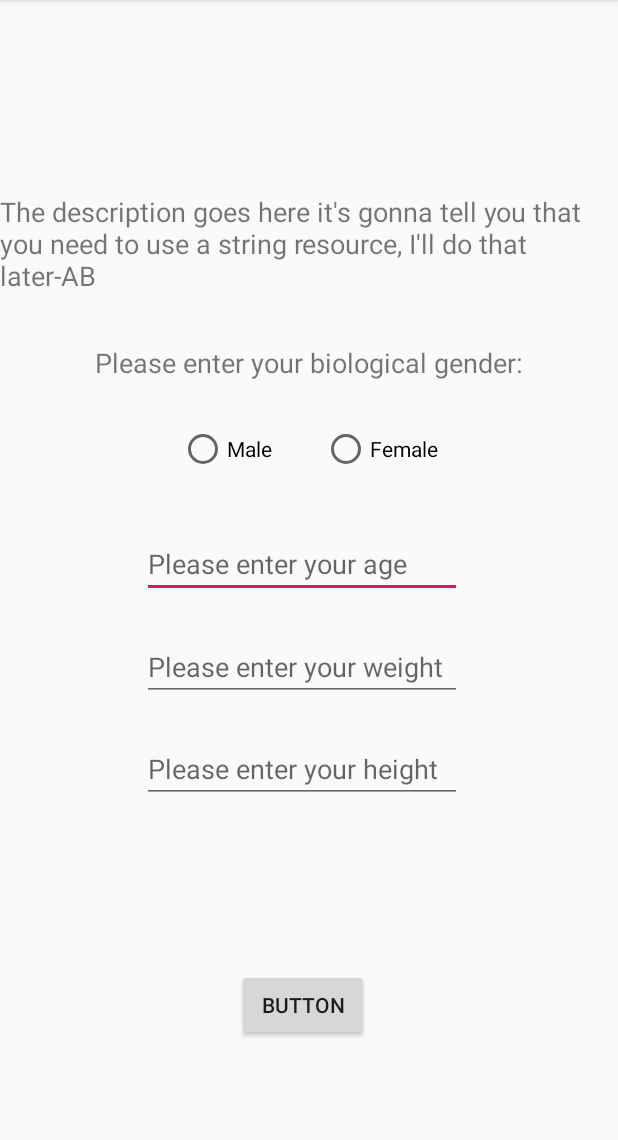
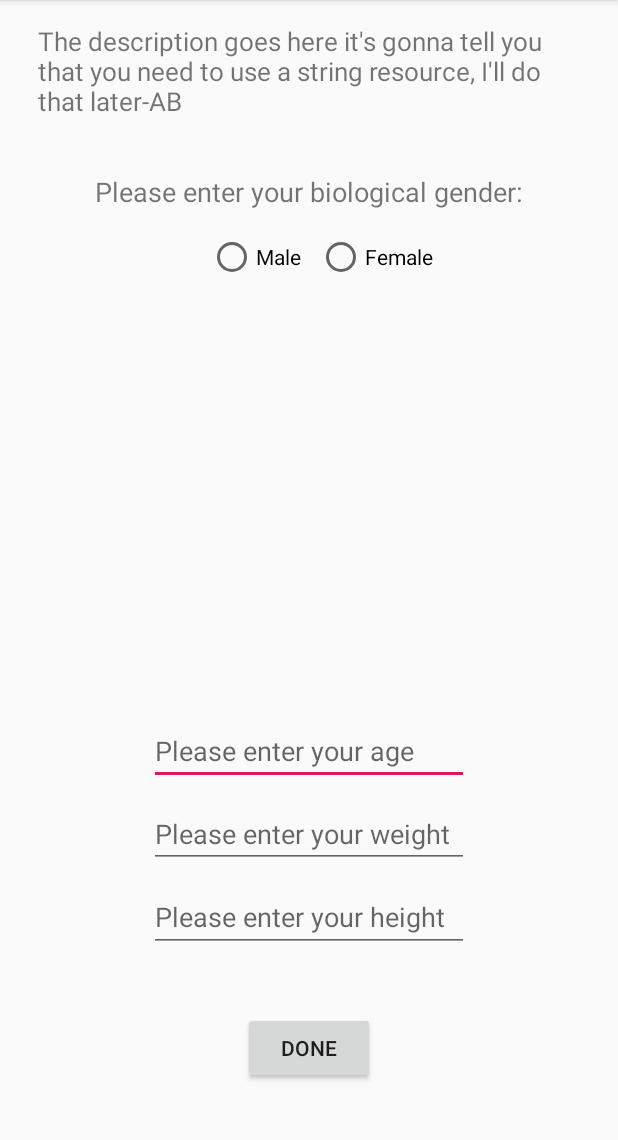
Before and after one commit to DandyHacks2018/Duck-A-L-Orange, an Android app: the screen it shows after launch (MainActivity), on a phone screen of 412 x 824 dp, the part 84-1224 px from its top. Run offline under Robolectric (Android 15) with nearby library versions, the phone set to English and light mode, and no system bars.

Commit message:
added layouts

```diff
--- a/app/build.gradle
+++ b/app/build.gradle
@@ -26,4 +26,6 @@ dependencies {
     androidTestImplementation 'com.android.support.test:runner:1.0.2'
     androidTestImplementation 'com.android.support.test.espresso:espresso-core:3.0.2'
     implementation 'com.android.support:design:28.0.0'
+    implementation 'com.android.support:cardview-v7:28.0.0'
+    implementation 'com.google.android.gms:play-services-maps:16.0.0'
 }
--- a/app/src/main/AndroidManifest.xml
+++ b/app/src/main/AndroidManifest.xml
@@ -16,6 +16,9 @@
                 <category android:name="android.intent.category.LAUNCHER" />
             </intent-filter>
         </activity>
+        <activity android:name=".Preferences" />
+        <activity android:name=".Recipes" />
+        <activity android:name=".Map"></activity>
     </application>
 
 </manifest>
--- a/app/src/main/res/layout/activity_main.xml
+++ b/app/src/main/res/layout/activity_main.xml
@@ -6,136 +6,111 @@
     android:layout_height="match_parent"
     tools:context=".MainActivity">
 
+    <android.support.constraint.Guideline
+        android:id="@+id/guideline"
+        android:layout_width="wrap_content"
+        android:layout_height="wrap_content"
+        android:orientation="vertical"
+        app:layout_constraintGuide_percent="0.5" />
+
     <TextView
         android:id="@+id/txtBio"
-        android:layout_width="wrap_content"
+        android:layout_width="0dp"
         android:layout_height="wrap_content"
-        android:layout_marginTop="16dp"
+        android:layout_marginStart="25dp"
+        android:layout_marginLeft="25dp"
+        android:layout_marginTop="15dp"
+        android:layout_marginEnd="25dp"
+        android:layout_marginRight="25dp"
         android:layout_marginBottom="460dp"
-        android:text="The description goes here it's gonna tell you that you need to use a string resource, I'll do that later-AB"
-        android:textSize="18sp"
+        android:text="@string/description"
+        android:textSize="17sp"
         app:layout_constraintBottom_toBottomOf="parent"
         app:layout_constraintEnd_toEndOf="parent"
         app:layout_constraintStart_toStartOf="parent"
-        app:layout_constraintTop_toTopOf="parent" />
+        app:layout_constraintTop_toTopOf="parent"
+        app:layout_constraintVertical_bias="0.0" />
+
+    <TextView
+        android:id="@+id/txtGender"
+        android:layout_width="wrap_content"
+        android:layout_height="wrap_content"
+        android:layout_marginTop="36dp"
+        android:text="@string/prompt_gender"
+        android:textSize="18sp"
+        app:layout_constraintEnd_toStartOf="@+id/guideline"
+        app:layout_constraintHorizontal_bias="1.0"
+        app:layout_constraintStart_toStartOf="@+id/guideline"
+        app:layout_constraintTop_toBottomOf="@+id/txtBio" />
+
+    <RadioButton
+        android:id="@+id/rdbMale"
+        android:layout_width="wrap_content"
+        android:layout_height="wrap_content"
+        android:layout_marginTop="15dp"
+        android:layout_marginEnd="5dp"
+        android:layout_marginRight="5dp"
+        android:text="@string/gender_male"
+        app:layout_constraintEnd_toStartOf="@+id/guideline"
+        app:layout_constraintTop_toBottomOf="@+id/txtGender" />
+
+    <RadioButton
+        android:id="@+id/rdbFemale"
+        android:layout_width="90dp"
+        android:layout_height="wrap_content"
+        android:layout_marginStart="5dp"
+        android:layout_marginLeft="5dp"
+        android:layout_marginTop="15dp"
+        android:text="@string/gender_female"
+        app:layout_constraintStart_toStartOf="@+id/guideline"
+        app:layout_constraintTop_toBottomOf="@+id/txtGender" />
 
     <EditText
         android:id="@+id/txtAge"
         android:layout_width="wrap_content"
         android:layout_height="wrap_content"
-        android:layout_marginStart="80dp"
-        android:layout_marginLeft="80dp"
-        android:layout_marginTop="15dp"
-        android:layout_marginEnd="89dp"
-        android:layout_marginRight="89dp"
+        android:layout_marginBottom="10dp"
         android:ems="10"
-        android:hint="Please enter your age"
-        android:inputType="textEmailAddress|textPersonName"
+        android:hint="@string/prompt_age"
+        android:inputType="number"
         app:layout_constraintBottom_toTopOf="@+id/txtWeight"
-        app:layout_constraintEnd_toEndOf="parent"
-        app:layout_constraintStart_toStartOf="parent"
-        app:layout_constraintTop_toBottomOf="@+id/rdbMale" />
+        app:layout_constraintEnd_toStartOf="@+id/guideline"
+        app:layout_constraintStart_toStartOf="@+id/guideline"
+        app:layout_constraintVertical_chainStyle="spread" />
 
     <EditText
         android:id="@+id/txtWeight"
         android:layout_width="wrap_content"
         android:layout_height="wrap_content"
-        android:layout_marginStart="80dp"
-        android:layout_marginLeft="80dp"
-        android:layout_marginEnd="89dp"
-        android:layout_marginRight="89dp"
+        android:layout_marginBottom="10dp"
         android:ems="10"
-        android:hint="Please enter your weight"
-        android:inputType="textPersonName"
+        android:hint="@string/prompt_weight"
+        android:inputType="number"
         app:layout_constraintBottom_toTopOf="@+id/txtHeight"
-        app:layout_constraintEnd_toEndOf="parent"
-        app:layout_constraintStart_toStartOf="parent"
-        app:layout_constraintTop_toBottomOf="@+id/txtAge" />
-
-    <RadioButton
-        android:id="@+id/rdbMale"
-        android:layout_width="90dp"
-        android:layout_height="wrap_content"
-        android:layout_marginStart="17dp"
-        android:layout_marginLeft="17dp"
-        android:layout_marginTop="8dp"
-        android:layout_marginEnd="8dp"
-        android:layout_marginRight="8dp"
-        android:layout_marginBottom="8dp"
-        android:text="Male"
-        app:layout_constraintBottom_toBottomOf="parent"
-        app:layout_constraintEnd_toEndOf="parent"
-        app:layout_constraintHorizontal_bias="0.344"
-        app:layout_constraintStart_toStartOf="parent"
-        app:layout_constraintTop_toTopOf="parent"
-        app:layout_constraintVertical_bias="0.382" />
-
-    <RadioButton
-        android:id="@+id/rdbFemale"
-        android:layout_width="90dp"
-        android:layout_height="wrap_content"
-        android:layout_marginStart="8dp"
-        android:layout_marginLeft="8dp"
-        android:layout_marginTop="8dp"
-        android:layout_marginEnd="8dp"
-        android:layout_marginRight="8dp"
-        android:layout_marginBottom="8dp"
-        android:text="Female"
-        app:layout_constraintBottom_toBottomOf="parent"
-        app:layout_constraintEnd_toEndOf="parent"
-        app:layout_constraintHorizontal_bias="0.675"
-        app:layout_constraintStart_toStartOf="parent"
-        app:layout_constraintTop_toTopOf="parent"
-        app:layout_constraintVertical_bias="0.382" />
-
-    <TextView
-        android:id="@+id/txtGender"
-        android:layout_width="wrap_content"
-        android:layout_height="wrap_content"
-        android:layout_marginStart="48dp"
-        android:layout_marginLeft="48dp"
-        android:layout_marginTop="8dp"
-        android:layout_marginEnd="48dp"
-        android:layout_marginRight="48dp"
-        android:layout_marginBottom="8dp"
-        android:text="Please enter your biological gender:"
-        android:textSize="18sp"
-        app:layout_constraintBottom_toBottomOf="parent"
-        app:layout_constraintEnd_toEndOf="parent"
-        app:layout_constraintStart_toStartOf="parent"
-        app:layout_constraintTop_toTopOf="parent"
-        app:layout_constraintVertical_bias="0.304" />
+        app:layout_constraintEnd_toStartOf="@+id/guideline"
+        app:layout_constraintStart_toStartOf="@+id/guideline" />
 
     <EditText
         android:id="@+id/txtHeight"
         android:layout_width="wrap_content"
-        android:layout_height="wrap_content"
-        android:layout_marginStart="80dp"
-        android:layout_marginLeft="80dp"
-        android:layout_marginEnd="89dp"
-        android:layout_marginRight="89dp"
-        android:layout_marginBottom="44dp"
+        android:layout_height="46dp"
+        android:layout_marginBottom="40dp"
         android:ems="10"
-        android:hint="Please enter your height"
-        android:inputType="textPersonName"
+        android:hint="@string/prompt_height"
+        android:inputType="number"
         app:layout_constraintBottom_toTopOf="@+id/button"
-        app:layout_constraintEnd_toEndOf="parent"
-        app:layout_constraintStart_toStartOf="parent"
-        app:layout_constraintTop_toBottomOf="@+id/txtWeight" />
+        app:layout_constraintEnd_toStartOf="@+id/guideline"
+        app:layout_constraintHorizontal_bias="0.555"
+        app:layout_constraintStart_toStartOf="@+id/guideline" />
 
     <Button
         android:id="@+id/button"
         android:layout_width="wrap_content"
-        android:layout_height="wrap_content"
-        android:layout_marginStart="144dp"
-        android:layout_marginLeft="144dp"
-        android:layout_marginTop="43dp"
-        android:layout_marginEnd="152dp"
-        android:layout_marginRight="152dp"
-        android:layout_marginBottom="51dp"
-        android:text="Button"
+        android:layout_height="48dp"
+        android:layout_marginBottom="45dp"
+        android:text="@string/button_done"
         app:layout_constraintBottom_toBottomOf="parent"
-        app:layout_constraintEnd_toEndOf="parent"
-        app:layout_constraintStart_toStartOf="parent"
-        app:layout_constraintTop_toBottomOf="@+id/txtHeight" />
+        app:layout_constraintEnd_toStartOf="@+id/guideline"
+        app:layout_constraintStart_toStartOf="@+id/guideline" />
+
 </android.support.constraint.ConstraintLayout>
--- a/app/src/main/res/values/strings.xml
+++ b/app/src/main/res/values/strings.xml
@@ -1,3 +1,12 @@
 <resources>
     <string name="app_name">Duck A L\'Orange</string>
+    <string name="description">The description goes here it\'s gonna tell you that you need to use a string resource, I\'ll do that later-AB</string>
+    <string name="prompt_gender">Please enter your biological gender:</string>
+    <string name="gender_male">Male</string>
+    <string name="gender_female">Female</string>
+    <string name="prompt_age">Please enter your age</string>
+    <string name="prompt_weight">Please enter your weight</string>
+    <string name="prompt_height">Please enter your height</string>
+    <string name="button_done">DONE</string>
+    <string name="preferences">Preferences</string>
 </resources>
--- a/build.gradle
+++ b/build.gradle
@@ -7,7 +7,7 @@ buildscript {
         jcenter()
     }
     dependencies {
-        classpath 'com.android.tools.build:gradle:3.2.0'
+        classpath 'com.android.tools.build:gradle:3.2.1'
 
 
         // NOTE: Do not place your application dependencies here; they belong
```
Also changed, not shown: app/src/main/java/dandy2018/duckalorange/Map.java (added, +13 -0 lines), app/src/main/java/dandy2018/duckalorange/Preferences.java (added, +13 -0 lines), app/src/main/java/dandy2018/duckalorange/Recipes.java (added, +13 -0 lines), app/src/main/res/layout/activity_map.xml (added, +57 -0 lines), app/src/main/res/layout/activity_preferences.xml (added, +150 -0 lines), app/src/main/res/layout/activity_recipes.xml (added, +269 -0 lines), 2 other files.
